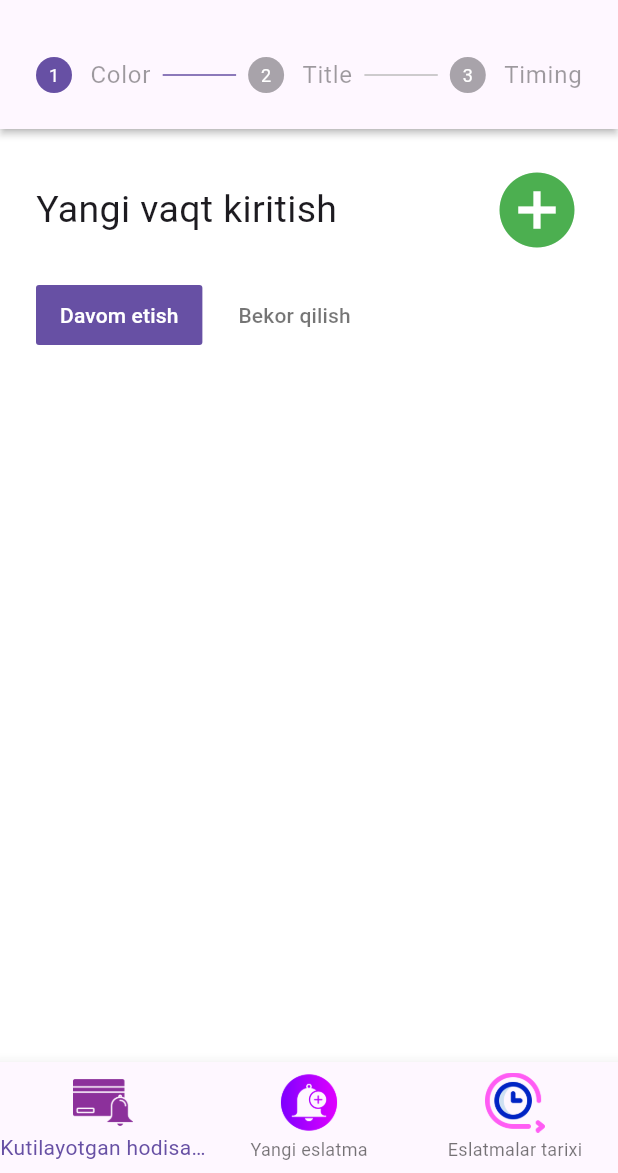
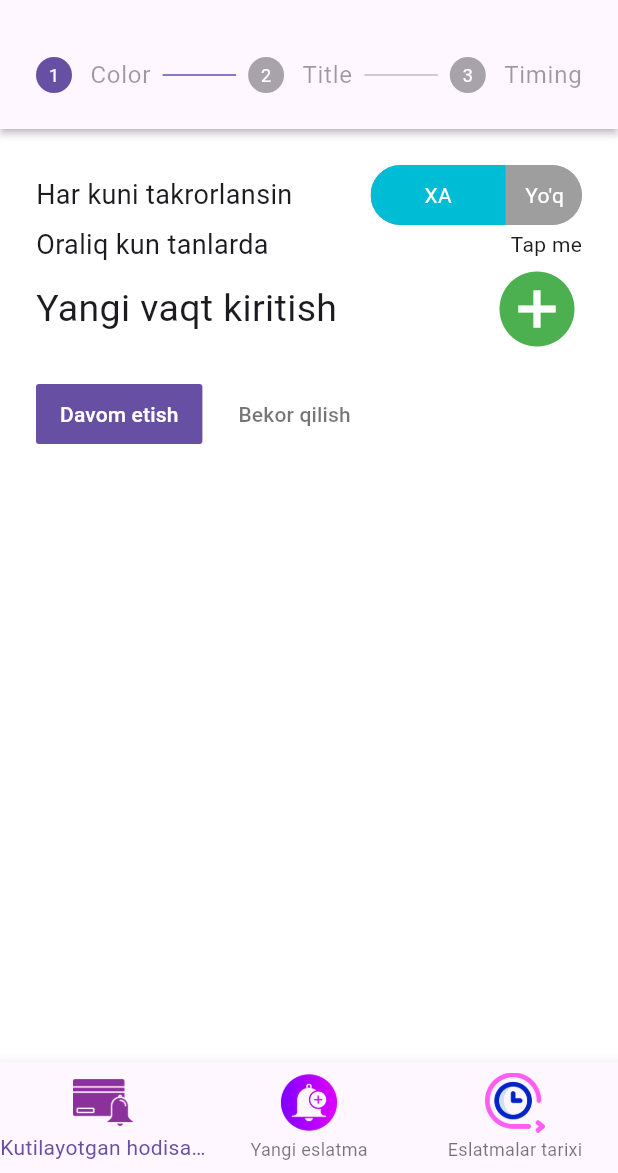
Before and after one commit to Alfraganus/remindMeMobile, a Flutter app: the NotificationList screen opened by its route, on a phone screen of 412 x 824 dp, the part 63-1236 px from its top. Run offline on Flutter 3.47's test engine with Material 3 defaults, Android fonts, the phone set to English and light mode, and no system bars; drawn by our look-alikes of toggle_switch; our stand-ins replace auto_route, bloc, flutter_bloc, flutter_svg, hexcolor, shared_preferences and 1 more; accounts and stored records are empty; generated files the repository leaves out were written again.

```diff
--- a/remindme/lib/notifications/addNotification/components/StepScheduler.dart
+++ b/remindme/lib/notifications/addNotification/components/StepScheduler.dart
@@ -2,6 +2,8 @@ import 'package:flutter/cupertino.dart';
 import 'package:flutter/material.dart';
 import 'package:flutter_bloc/flutter_bloc.dart';
 import 'package:hexcolor/hexcolor.dart';
+import 'package:syncfusion_flutter_datepicker/datepicker.dart';
+import 'package:toggle_switch/toggle_switch.dart';
 import '../../../bloc/EventFormCubit.dart';
 
 class StepSchedular extends StatefulWidget {
@@ -20,16 +22,17 @@ class _SchedularState extends State<StepSchedular> {
       builder: (context, state) {
         return Column(
           children: [
+            RepeatDaily(),
+            MultpleDateChooser(),
             Row(
               mainAxisAlignment: MainAxisAlignment.spaceBetween,
               children: [
                 Align(
                     alignment: Alignment.centerRight,
-                    child: Text("Yangi vaqt kiritish",
-                    style: TextStyle(
-                      fontSize: 25
-                    ),)
-                ),
+                    child: Text(
+                      "Yangi vaqt kiritish",
+                      style: TextStyle(fontSize: 25),
+                    )),
                 Align(
                   alignment: Alignment.centerRight,
                   child: GestureDetector(
@@ -44,9 +47,11 @@ class _SchedularState extends State<StepSchedular> {
                               timePickerTheme: _timePickerTheme,
                               textButtonTheme: TextButtonThemeData(
                                 style: ButtonStyle(
-                                  backgroundColor: MaterialStateColor.resolveWith(
+                                  backgroundColor:
+                                      MaterialStateColor.resolveWith(
                                           (states) => Colors.orange),
-                                  foregroundColor: MaterialStateColor.resolveWith(
+                                  foregroundColor:
+                                      MaterialStateColor.resolveWith(
                                           (states) => Colors.white),
                                   overlayColor: MaterialStateColor.resolveWith(
                                       (states) => Colors.deepOrange),
@@ -59,8 +64,11 @@ class _SchedularState extends State<StepSchedular> {
                       );
                       if (time != null) {
                         List<String?>? currentList = state.dates;
-                        currentList.add(time.hour.toString()+" : "+time.minute.toString());
-                        BlocProvider.of<EventFormCubit>(context).setNewTime(currentList);
+                        currentList.add(time.hour.toString() +
+                            " : " +
+                            time.minute.toString());
+                        BlocProvider.of<EventFormCubit>(context)
+                            .setNewTime(currentList);
                       }
                     },
                     child: Icon(
@@ -77,9 +85,10 @@ class _SchedularState extends State<StepSchedular> {
                 shrinkWrap: true,
                 itemCount: state.dates.length,
                 itemBuilder: (context, index) {
-                  int timeOrder =  index + 1;
-                  var date = state.dates[index] ?? 'N/A'; // Provide a default value if null
-                  return  Container(
+                  int timeOrder = index + 1;
+                  var date = state.dates[index] ??
+                      'N/A'; // Provide a default value if null
+                  return Container(
                     alignment: Alignment.center,
                     child: Column(
                       children: [
@@ -91,8 +100,8 @@ class _SchedularState extends State<StepSchedular> {
                                 color: HexColor("#24A19C"),
                                 borderRadius: BorderRadius.only(
                                   topLeft: Radius.circular(15.0),
-                                topRight:
-                                Radius.circular(15.0), // Adjust the radius as needed
+                                  topRight: Radius.circular(
+                                      15.0), // Adjust the radius as needed
                                 ),
                               ),
                             ),
@@ -101,11 +110,13 @@ class _SchedularState extends State<StepSchedular> {
                                 alignment: Alignment.centerLeft,
                                 child: Padding(
                                   padding: EdgeInsets.only(left: 15),
-                                child: Text('${timeOrder}-vaqt', style: TextStyle(
+                                  child: Text(
+                                    '${timeOrder}-vaqt',
+                                    style: TextStyle(
                                         fontSize: 20,
                                         color: Colors.white,
-                                  fontWeight: FontWeight.bold
-                                ),),
+                                        fontWeight: FontWeight.bold),
+                                  ),
                                 ),
                               ),
                             )
@@ -122,11 +133,12 @@ class _SchedularState extends State<StepSchedular> {
                                 child: BlocBuilder<EventFormCubit, EventForm>(
                                   builder: (context, state) {
                                     return Padding(
-                                      padding:EdgeInsets.only(left: 15),
+                                      padding: EdgeInsets.only(left: 15),
                                       child: Text(
                                         date,
                                         style: TextStyle(
-                                            fontSize: 20, fontWeight: FontWeight.bold),
+                                            fontSize: 20,
+                                            fontWeight: FontWeight.bold),
                                       ),
                                     );
                                   },
@@ -134,8 +146,9 @@ class _SchedularState extends State<StepSchedular> {
                               ),
                             ),
                             GestureDetector(
-                              onTap :() {
-                                BlocProvider.of<EventFormCubit>(context).removeTimeByIndex(index);
+                              onTap: () {
+                                BlocProvider.of<EventFormCubit>(context)
+                                    .removeTimeByIndex(index);
                               },
                               child: Padding(
                                 padding: const EdgeInsets.only(right: 20),
@@ -161,6 +174,117 @@ class _SchedularState extends State<StepSchedular> {
           ],
         );
       },
+    );
+  }
+}
+
+class MultpleDateChooser extends StatelessWidget {
+  const MultpleDateChooser({
+    Key? key,
+  }) : super(key: key);
+
+  @override
+  Widget build(BuildContext context) {
+    return Row(
+      mainAxisAlignment: MainAxisAlignment.spaceBetween,
+      children: [
+        Text(
+          "Oraliq kun tanlarda",
+          style: TextStyle(fontSize: 18),
+        ),
+        GestureDetector(
+          onTap: () {
+            showModalBottomSheet(
+              context: context,
+              // isScrollControlled: true,
+              builder: (BuildContext context) {
+               return  SfDateRangePicker(
+                 view: DateRangePickerView.month,
+                 selectionMode: DateRangePickerSelectionMode.multiple,
+                 // initialSelectedDate: selectedDate,
+                 onSelectionChanged: (DateRangePickerSelectionChangedArgs args) {
+                   // Handle date selection changes if needed
+                   print(args.value);
+                 },
+               );
+              },
+            );
+            // FocusScope.of(context).requestFocus(FocusNode());
+          },
+          child: Text("Tap me"),
+        ),
+      ],
+    );
+  }
+
+  void _showDatePickerPopup(BuildContext context) async {
+    DateTime selectedDate =
+        DateTime.now(); // Set initial selected date if needed
+
+    await showDialog(
+      context: context,
+      builder: (BuildContext builderContext) {
+        return AlertDialog(
+          title: Text('Select Date'),
+          content: Container(
+            height: 500, // Adjust the height as needed
+            width: MediaQuery.of(context).size.width, // Set a fixed width
+            child: SfDateRangePicker(
+              view: DateRangePickerView.month,
+              selectionMode: DateRangePickerSelectionMode.multiple,
+              initialSelectedDate: selectedDate,
+              onSelectionChanged: (DateRangePickerSelectionChangedArgs args) {
+                // Handle date selection changes if needed
+                print(args.value);
+              },
+            ),
+          ),
+          actions: [
+            TextButton(
+              onPressed: () {
+                Navigator.of(builderContext).pop();
+              },
+              child: Text('Close'),
+            ),
+          ],
+        );
+      },
+    );
+  }
+}
+
+class RepeatDaily extends StatelessWidget {
+  const RepeatDaily({
+    super.key,
+  });
+
+  @override
+  Widget build(BuildContext context) {
+    return Row(
+      mainAxisAlignment: MainAxisAlignment.spaceBetween,
+      children: [
+        Text(
+          "Har kuni takrorlansin",
+          style: TextStyle(fontSize: 18),
+        ),
+        ToggleSwitch(
+          customWidths: [90.0, 50.0],
+          cornerRadius: 20.0,
+          activeBgColors: [
+            [Colors.cyan],
+            [Colors.redAccent]
+          ],
+          activeFgColor: Colors.white,
+          inactiveBgColor: Colors.grey,
+          inactiveFgColor: Colors.white,
+          totalSwitches: 2,
+          labels: ['XA', 'Yo\'q'],
+          // icons: [null, FontAwesomeIcons.times],
+          onToggle: (index) {
+            print('switched to: $index');
+          },
+        ),
+      ],
     );
   }
 }
--- a/remindme/lib/notifications/addNotification/main.dart
+++ b/remindme/lib/notifications/addNotification/main.dart
@@ -40,7 +40,7 @@ class _AddNotificationState extends State<AddNotification> {
   @override
   Widget build(BuildContext context) {
     return Stepper(
-      physics: ScrollPhysics(),
+      // physics: ScrollPhysics(),
       type: StepperType.horizontal,
       // margin: EdgeInsets.zero,
       currentStep: /*currentStep*/ 2 ,
@@ -62,7 +62,7 @@ class _AddNotificationState extends State<AddNotification> {
         ),
         Step(
             title: Text("Timing"),
-            content:SingleChildScrollView(child: StepSchedular()),
+            content:StepSchedular(),
             isActive: currentStep >= 2,
             state:currentStep >= 3 ? StepState.complete : StepState.disabled
         )
--- a/remindme/lib/routes/app_router.dart
+++ b/remindme/lib/routes/app_router.dart
@@ -9,8 +9,8 @@ class AppRouter extends $AppRouter {
     /// Initial Route
     AutoRoute(path: '/alfraganusa', page:  Test.page),
     // AutoRoute(path: '/', page:  Test.page,guards: [AuthGuard()]),
-    AutoRoute(path: '/notifications', page:  NotificationList.page, initial: true,guards: [AuthGuard()]),
-    AutoRoute(path: '/notifications/add', page:  AddNotification.page,guards: [AuthGuard()]),
+    AutoRoute(path: '/notifications', page:  NotificationList.page, initial: true/*,guards: [AuthGuard()]*/),
+    AutoRoute(path: '/notifications/add', page:  AddNotification.page/*,guards: [AuthGuard()]*/),
     AutoRoute(path: '/login', page:  WelcomeRoute.page,keepHistory: false)
   ];
 }
--- a/remindme/pubspec.yaml
+++ b/remindme/pubspec.yaml
@@ -45,6 +45,8 @@ dependencies:
   flutter_bloc: ^8.1.3
   hexcolor: ^3.0.1
   omni_datetime_picker: ^1.0.9
+  toggle_switch: ^2.1.0
+  syncfusion_flutter_datepicker: ^23.2.7
 
 dev_dependencies:
   flutter_localizations:
```
Also changed, not shown: remindme/pubspec.lock. Lines whose indentation alone changed are shown as unchanged.
